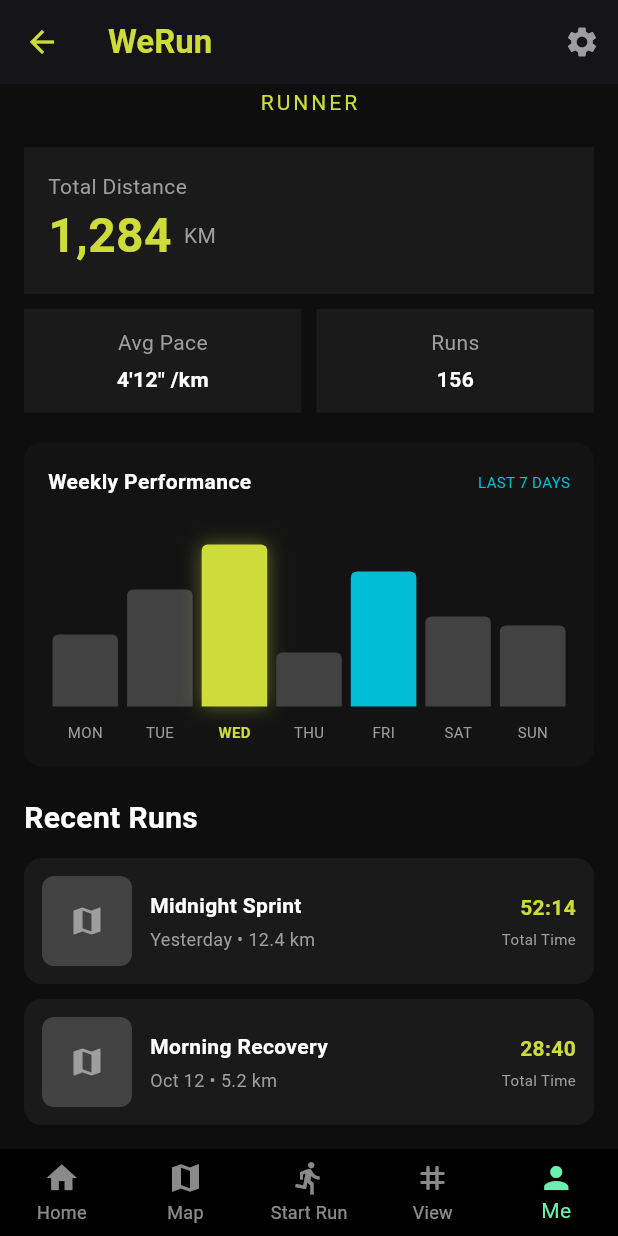
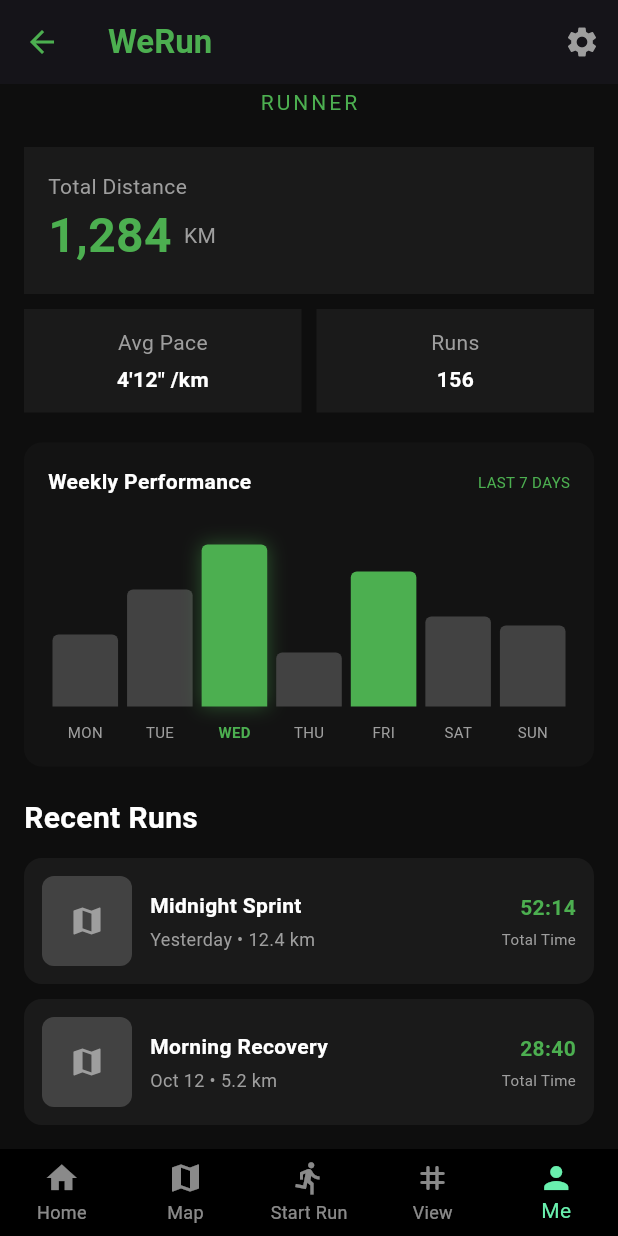
Before and after one commit to November567/Werun, a Flutter app: the screen it shows once a user with an empty profile is signed in, item 5 of the bottom bar chosen, scrolled down 198 dp, on a phone screen of 412 x 824 dp. Run offline on Flutter 3.47's test engine with Material 3 defaults, Android fonts, the light colour scheme and no system bars; our stand-ins replace cloud_firestore, firebase_auth, firebase_core, firebase_storage, flutter_dotenv, geolocator and 4 more; accounts and stored records are empty; network calls fail.

Commit message:
color profile

```diff
--- a/lib/features/profile/components/profile_header_card.dart
+++ b/lib/features/profile/components/profile_header_card.dart
@@ -21,7 +21,8 @@ class ProfileHeader extends StatelessWidget {
       builder: (context, snapshot) {
         if (snapshot.connectionState == ConnectionState.waiting) {
           return const Center(
-            child: CircularProgressIndicator(color: Colors.lime),
+            child: CircularProgressIndicator(color: Color.fromARGB(255, 76, 175, 80),
+            ),
           );
         }
 
@@ -42,12 +43,12 @@ class ProfileHeader extends StatelessWidget {
                   decoration: BoxDecoration(
                     shape: BoxShape.circle,
                     border: Border.all(
-                      color: Colors.lime.withValues(alpha: 0.3),
+                      color: Color.fromARGB(255, 76, 175, 80).withValues(alpha: 0.3),
                       width: 2,
                     ),
                     boxShadow: [
                       BoxShadow(
-                        color: Colors.lime.withValues(alpha: 0.2),
+                        color: Color.fromARGB(255, 76, 175, 80).withValues(alpha: 0.2),
                         blurRadius: 20,
                         spreadRadius: 2,
                       ),
@@ -70,7 +71,7 @@ class ProfileHeader extends StatelessWidget {
                       vertical: 3,
                     ),
                     decoration: BoxDecoration(
-                      color: Colors.lime,
+                      color: Color.fromARGB(255, 76, 175, 80),
                       borderRadius: BorderRadius.circular(12),
                     ),
                     child: const Text(
@@ -101,7 +102,7 @@ class ProfileHeader extends StatelessWidget {
 
             const Text(
               "RUNNER",
-              style: TextStyle(color: Colors.lime, letterSpacing: 2),
+              style: TextStyle(color: Color.fromARGB(255, 76, 175, 80), letterSpacing: 2),
             ),
           ],
         );
--- a/lib/features/profile/components/weekly_chart.dart
+++ b/lib/features/profile/components/weekly_chart.dart
@@ -29,7 +29,7 @@ class WeeklyChart extends StatelessWidget {
               ),
               Text(
                 "LAST 7 DAYS",
-                style: TextStyle(color: Colors.cyan, fontSize: 10),
+                style: TextStyle(color: Color.fromARGB(255, 76, 175, 80), fontSize: 10),
               ),
             ],
           ),
@@ -50,11 +50,9 @@ class WeeklyChart extends StatelessWidget {
                     height: 120 * h,
                     decoration: BoxDecoration(
                       color: index == 2
-                          ? Colors
-                                .lime // WED
+                          ? Color.fromARGB(255, 76, 175, 80) // WED
                           : index == 4
-                          ? Colors
-                                .cyan // FRI
+                          ? Color.fromARGB(255, 76, 175, 80) // FRI
                           : Colors.grey[800],
                       borderRadius: const BorderRadius.vertical(
                         top: Radius.circular(4),
@@ -62,7 +60,7 @@ class WeeklyChart extends StatelessWidget {
                       boxShadow: index == 2
                           ? [
                               BoxShadow(
-                                color: Colors.lime.withValues(alpha: 0.4),
+                                color: Color.fromARGB(255, 76, 175, 80).withValues(alpha: 0.4),
                                 blurRadius: 10,
                               ),
                             ]
@@ -86,7 +84,7 @@ class WeeklyChart extends StatelessWidget {
                     days[index],
                     style: TextStyle(
                       fontSize: 10,
-                      color: index == 2 ? Colors.lime : Colors.grey,
+                      color: index == 2 ? Color.fromARGB(255, 76, 175, 80) : Colors.grey,
                       fontWeight: index == 2
                           ? FontWeight.bold
                           : FontWeight.normal,
@@ -211,7 +209,7 @@ class RunCard extends StatelessWidget {
               Text(
                 time,
                 style: const TextStyle(
-                  color: Colors.lime,
+                  color: Color.fromARGB(255, 76, 175, 80),
                   fontWeight: FontWeight.bold,
                 ),
               ),
--- a/lib/features/profile/screens/profile_screen.dart
+++ b/lib/features/profile/screens/profile_screen.dart
@@ -15,9 +15,10 @@ class ProfileScreen extends StatelessWidget {
         elevation: 0,
         title: const Text(
           "WeRun",
-          style: TextStyle(color: Colors.lime, fontWeight: FontWeight.bold),
+          style: TextStyle(color: Color.fromARGB(255, 76, 175, 80), fontWeight: FontWeight.bold),
         ),
-        leading: const Icon(Icons.arrow_back, color: Colors.lime),
+        leading: const Icon(Icons.arrow_back, color: Color.fromARGB(255, 76, 175, 80),
+        ),
         actions: const [
           Padding(
             padding: EdgeInsets.only(right: 12),
@@ -66,7 +67,7 @@ class StatsSection extends StatelessWidget {
                     "1,284",
                     style: TextStyle(
                       fontSize: 32,
-                      color: Colors.lime,
+                      color: Color.fromARGB(255, 76, 175, 80),
                       fontWeight: FontWeight.bold,
                     ),
                   ),
```
